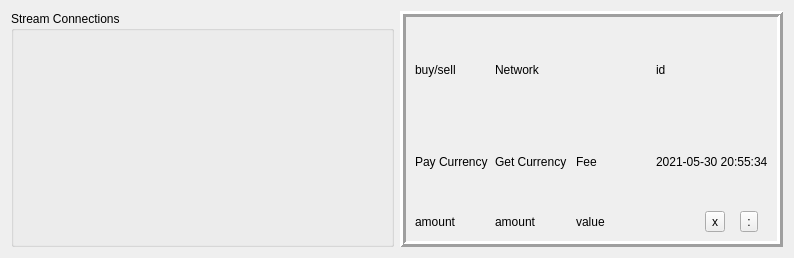
Old version of the form src/widgets/connection_widget.ui in the repository biddisco/lxqt-build-tools.
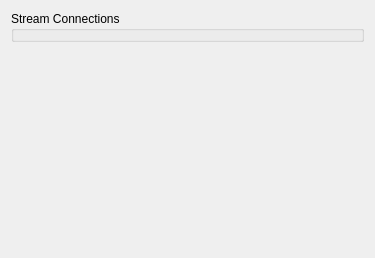
New version of the form.

Commit message:
Connections widget for controlling websocket subscriptions
Add support for local rippled node and switch to using
rippled API in all places and removing old Data API ffor
balances/etc

State is saved/loaded on start/shutdown so that streams are
subscribed as expected. GUI is contructed based on params available
from the network/exchange object

Flyby: Cleanup constructor of websocket to show useage of read callback

Diff of the .ui file:
```diff
--- a/src/widgets/connection_widget.ui
+++ b/src/widgets/connection_widget.ui
@@ -6,14 +6,14 @@
    <rect>
     <x>0</x>
     <y>0</y>
-    <width>794</width>
+    <width>375</width>
     <height>258</height>
    </rect>
   </property>
   <property name="windowTitle">
    <string>Form</string>
   </property>
-  <layout class="QHBoxLayout" name="horizontalLayout">
+  <layout class="QVBoxLayout" name="verticalLayout">
    <item>
     <widget class="QGroupBox" name="stream_box">
      <property name="title">
@@ -22,141 +22,17 @@
     </widget>
    </item>
    <item>
-    <widget class="QFrame" name="frame">
-     <property name="frameShape">
-      <enum>QFrame::Box</enum>
+    <spacer name="verticalSpacer">
+     <property name="orientation">
+      <enum>Qt::Vertical</enum>
      </property>
-     <property name="frameShadow">
-      <enum>QFrame::Raised</enum>
+     <property name="sizeHint" stdset="0">
+      <size>
+       <width>20</width>
+       <height>40</height>
+      </size>
      </property>
-     <property name="lineWidth">
-      <number>3</number>
-     </property>
-     <layout class="QGridLayout" name="gridLayout">
-      <item row="1" column="3">
-       <widget class="QLabel" name="fee">
-        <property name="text">
-         <string>Fee</string>
-        </property>
-       </widget>
-      </item>
-      <item row="2" column="4">
-       <layout class="QHBoxLayout" name="horizontalLayout_2">
-        <item>
-         <spacer name="horizontalSpacer">
-          <property name="orientation">
-           <enum>Qt::Horizontal</enum>
-          </property>
-          <property name="sizeType">
-           <enum>QSizePolicy::Minimum</enum>
-          </property>
-          <property name="sizeHint" stdset="0">
-           <size>
-            <width>40</width>
-            <height>20</height>
-           </size>
-          </property>
-         </spacer>
-        </item>
-        <item>
-         <widget class="QToolButton" name="cancel">
-          <property name="text">
-           <string>x</string>
-          </property>
-          <property name="toolButtonStyle">
-           <enum>Qt::ToolButtonTextOnly</enum>
-          </property>
-         </widget>
-        </item>
-        <item>
-         <widget class="QToolButton" name="modify">
-          <property name="text">
-           <string>:</string>
-          </property>
-          <property name="toolButtonStyle">
-           <enum>Qt::ToolButtonTextOnly</enum>
-          </property>
-         </widget>
-        </item>
-       </layout>
-      </item>
-      <item row="0" column="4">
-       <widget class="QLabel" name="id">
-        <property name="text">
-         <string>id</string>
-        </property>
-       </widget>
-      </item>
-      <item row="1" column="4">
-       <widget class="QLabel" name="date_time">
-        <property name="text">
-         <string>2021-05-30 20:55:34</string>
-        </property>
-       </widget>
-      </item>
-      <item row="0" column="1">
-       <widget class="QLabel" name="network">
-        <property name="text">
-         <string>Network</string>
-        </property>
-        <property name="alignment">
-         <set>Qt::AlignLeading|Qt::AlignLeft|Qt::AlignVCenter</set>
-        </property>
-       </widget>
-      </item>
-      <item row="1" column="1">
-       <widget class="QLabel" name="taker_getc">
-        <property name="text">
-         <string>Get Currency</string>
-        </property>
-        <property name="alignment">
-         <set>Qt::AlignLeading|Qt::AlignLeft|Qt::AlignVCenter</set>
-        </property>
-       </widget>
-      </item>
-      <item row="2" column="1">
-       <widget class="QLabel" name="taker_get">
-        <property name="text">
-         <string>amount</string>
-        </property>
-       </widget>
-      </item>
-      <item row="2" column="3">
-       <widget class="QLabel" name="exchange_rate">
-        <property name="text">
-         <string>value</string>
-        </property>
-        <property name="alignment">
-         <set>Qt::AlignLeading|Qt::AlignLeft|Qt::AlignVCenter</set>
-        </property>
-       </widget>
-      </item>
-      <item row="1" column="0">
-       <widget class="QLabel" name="taker_payc">
-        <property name="text">
-         <string>Pay Currency</string>
-        </property>
-        <property name="alignment">
-         <set>Qt::AlignLeading|Qt::AlignLeft|Qt::AlignVCenter</set>
-        </property>
-       </widget>
-      </item>
-      <item row="2" column="0">
-       <widget class="QLabel" name="taker_pay">
-        <property name="text">
-         <string>amount</string>
-        </property>
-       </widget>
-      </item>
-      <item row="0" column="0">
-       <widget class="QLabel" name="buy_sell">
-        <property name="text">
-         <string>buy/sell</string>
-        </property>
-       </widget>
-      </item>
-     </layout>
-    </widget>
+    </spacer>
    </item>
   </layout>
  </widget>
```
The commit also changes 8 other files.
